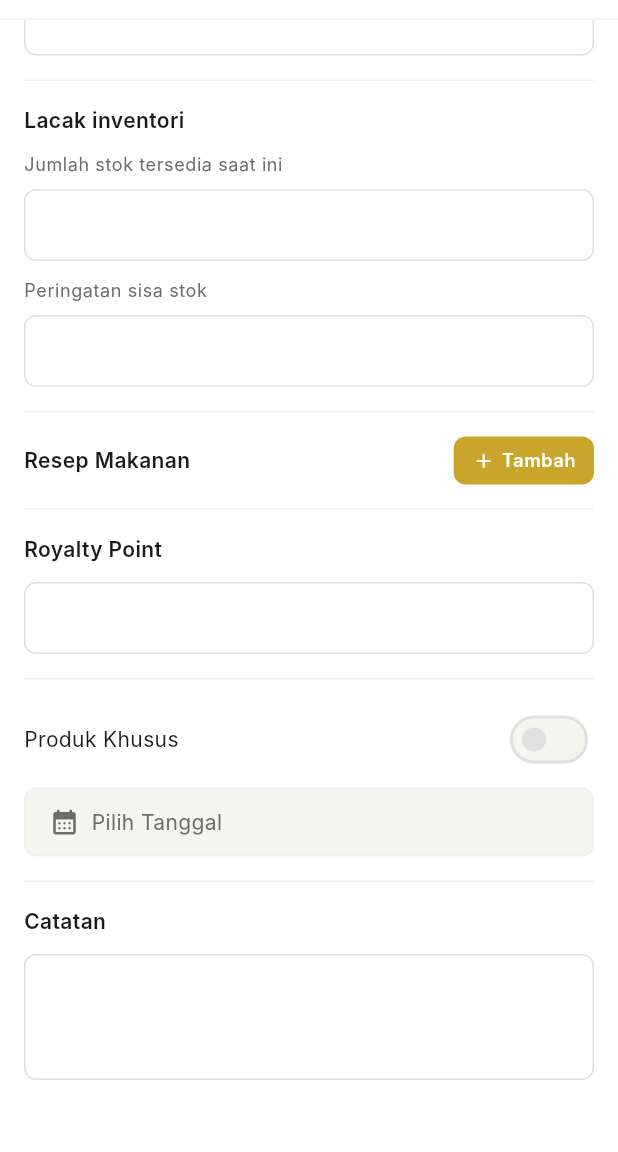
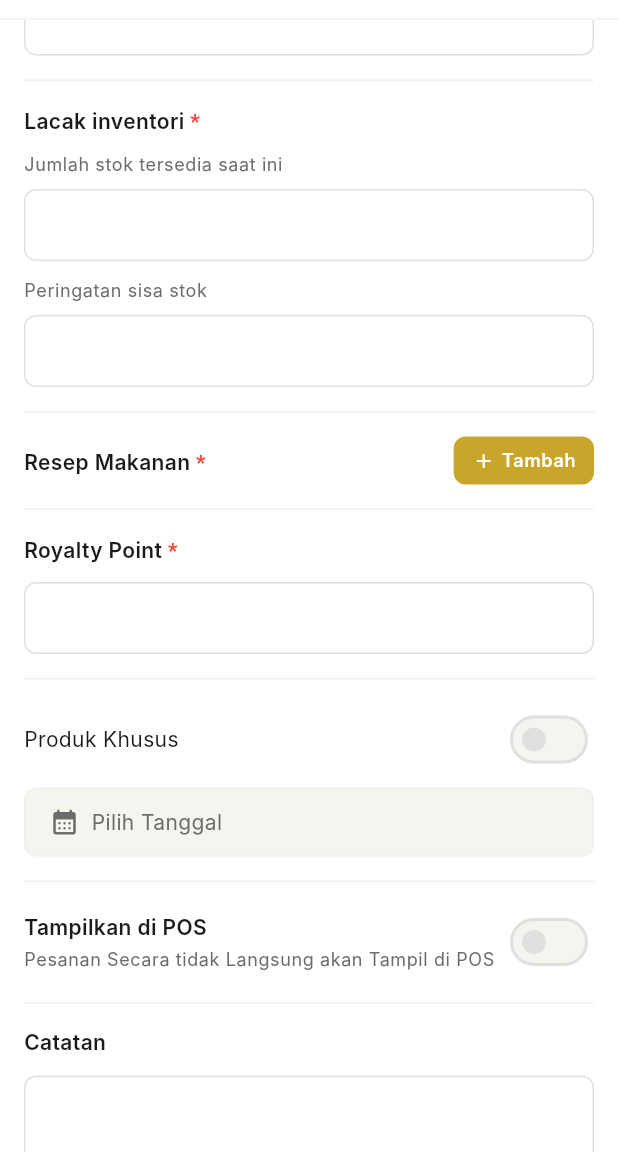
Before and after one commit to Joglo-Application/JApp, a Flutter app: the InventoriTambahProdukPage screen opened by its route, scrolled down 441 dp, on a phone screen of 412 x 824 dp, the part 84-1236 px from its top. Run offline on Flutter 3.47's test engine with Material 3 defaults, Android fonts, the phone set to English and light mode, and no system bars; our stand-ins replace dio, fl_chart, flutter_map, flutter_secure_storage, go_router, hive_flutter and 2 more; accounts and stored records are empty; network calls fail; Roboto replaces fonts that are missing (Inter).

Commit message:
feat(kitchen): added toggle 'Tampilkan di POS'

```diff
--- a/lib/features/auth/presentation/providers/auth_provider.dart
+++ b/lib/features/auth/presentation/providers/auth_provider.dart
@@ -26,7 +26,8 @@ class AuthProvider extends ChangeNotifier {
     switch (_user?.role) {
       case 'owner':
       case 'admin':
-        return AppRoutes.ownerDashboard;
+        // return AppRoutes.ownerDashboard;
+        return AppRoutes.kitchenDapur;
       case 'kasir':
         return AppRoutes.home;
       case 'dapur':
--- a/lib/features/pos/presentation/pages/inventori_tambah_produk_page.dart
+++ b/lib/features/pos/presentation/pages/inventori_tambah_produk_page.dart
@@ -42,6 +42,7 @@ class _InventoriTambahProdukPageState
   XFile? _pickedImage;
   String? _kategori;
   bool _produkKhusus = false;
+  bool _tampilkanDiPos = false;
   DateTimeRange? _tanggalKhusus;
   final List<_ResepEntry> _resepEntries = [];
 
@@ -116,6 +117,8 @@ class _InventoriTambahProdukPageState
                     _buildRoyaltySection(),
                     _sectionDivider(),
                     _buildProdukKhususSection(),
+                    _sectionDivider(),
+                    _buildTampilkanDiPosSection(),
                     _sectionDivider(),
                     _buildCatatanSection(),
                     const SizedBox(height: AppSpacing.x8),
@@ -206,7 +209,7 @@ class _InventoriTambahProdukPageState
     return Column(
       crossAxisAlignment: CrossAxisAlignment.start,
       children: [
-        const _SectionLabel('Nama'),
+        const _SectionLabel('Nama', isRequired: true),
         const SizedBox(height: AppSpacing.x3),
         _OutlinedInput(controller: _namaCtrl),
       ],
@@ -217,7 +220,7 @@ class _InventoriTambahProdukPageState
     return Column(
       crossAxisAlignment: CrossAxisAlignment.start,
       children: [
-        const _SectionLabel('Kategori'),
+        const _SectionLabel('Kategori', isRequired: true),
         const SizedBox(height: AppSpacing.x3),
         GestureDetector(
           onTap: _pickKategori,
@@ -255,7 +258,7 @@ class _InventoriTambahProdukPageState
     return Column(
       crossAxisAlignment: CrossAxisAlignment.start,
       children: [
-        const _SectionLabel('Harga jual toko'),
+        const _SectionLabel('Harga jual toko', isRequired: true),
         const SizedBox(height: AppSpacing.x3),
         _OutlinedInput(
           controller: _hargaCtrl,
@@ -271,7 +274,7 @@ class _InventoriTambahProdukPageState
     return Column(
       crossAxisAlignment: CrossAxisAlignment.start,
       children: [
-        const _SectionLabel('Lacak inventori'),
+        const _SectionLabel('Lacak inventori', isRequired: true),
         const SizedBox(height: AppSpacing.x3),
         _SubLabel('Jumlah stok tersedia saat ini'),
         const SizedBox(height: AppSpacing.x2),
@@ -298,7 +301,7 @@ class _InventoriTambahProdukPageState
       children: [
         Row(
           children: [
-            const _SectionLabel('Resep Makanan'),
+            const _SectionLabel('Resep Makanan', isRequired: true),
             const Spacer(),
             _TambahSmallButton(onTap: _pilihBahan),
           ],
@@ -325,7 +328,7 @@ class _InventoriTambahProdukPageState
     return Column(
       crossAxisAlignment: CrossAxisAlignment.start,
       children: [
-        const _SectionLabel('Royalty Point'),
+        const _SectionLabel('Royalty Point', isRequired: true),
         const SizedBox(height: AppSpacing.x3),
         _OutlinedInput(
           controller: _royaltyCtrl,
@@ -400,6 +403,40 @@ class _InventoriTambahProdukPageState
               ],
             ),
           ),
+        ),
+      ],
+    );
+  }
+
+  Widget _buildTampilkanDiPosSection() {
+    return Row(
+      children: [
+        Expanded(
+          child: Column(
+            crossAxisAlignment: CrossAxisAlignment.start,
+            children: [
+              Text(
+                'Tampilkan di POS',
+                style: AppTypography.textTheme.bodyMedium?.copyWith(
+                  color: AppColors.onSurface,
+                  fontWeight: FontWeight.w600,
+                ),
+              ),
+              const SizedBox(height: AppSpacing.x1),
+              Text(
+                'Pesanan Secara tidak Langsung akan Tampil di POS',
+                style: AppTypography.textTheme.bodySmall?.copyWith(
+                  color: AppColors.onSurfaceVariant,
+                ),
+              ),
+            ],
+          ),
+        ),
+        Switch(
+          value: _tampilkanDiPos,
+          onChanged: (v) => setState(() => _tampilkanDiPos = v),
+          activeTrackColor: AppColors.primary,
+          activeThumbColor: AppColors.onPrimary,
         ),
       ],
     );
@@ -489,16 +526,34 @@ class _InventoriTambahProdukPageState
 // ── Shared label widgets ──────────────────────────────────────────────────────
 
 class _SectionLabel extends StatelessWidget {
-  const _SectionLabel(this.text);
+  const _SectionLabel(this.text, {this.isRequired = false});
   final String text;
+  final bool isRequired;
 
   @override
   Widget build(BuildContext context) {
-    return Text(
-      text,
-      style: AppTypography.textTheme.bodyMedium?.copyWith(
-        color: AppColors.onSurface,
-        fontWeight: FontWeight.w600,
+    if (!isRequired) {
+      return Text(
+        text,
+        style: AppTypography.textTheme.bodyMedium?.copyWith(
+          color: AppColors.onSurface,
+          fontWeight: FontWeight.w600,
+        ),
+      );
+    }
+    return RichText(
+      text: TextSpan(
+        text: text,
+        style: AppTypography.textTheme.bodyMedium?.copyWith(
+          color: AppColors.onSurface,
+          fontWeight: FontWeight.w600,
+        ),
+        children: const [
+          TextSpan(
+            text: ' *',
+            style: TextStyle(color: Colors.red, fontWeight: FontWeight.w600),
+          ),
+        ],
       ),
     );
   }
```
